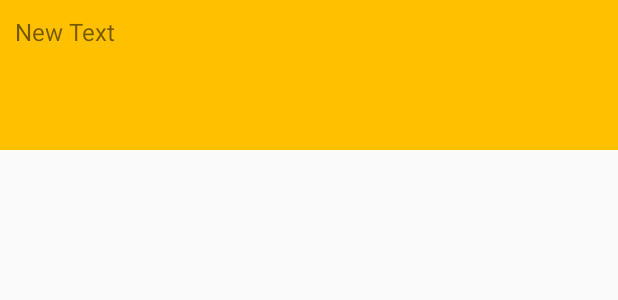
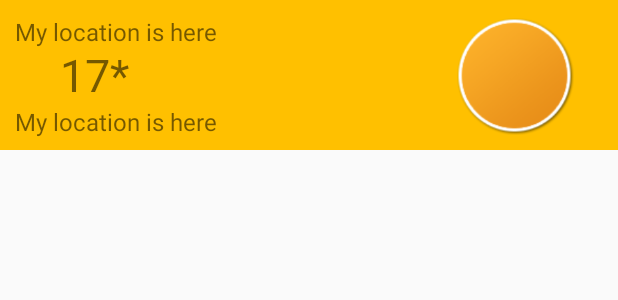
Before and after one commit to patrykmieczkowski/PartyRadar, an Android app: the layout fragment_trnql.xml on its own in the app's theme, with its tools: preview values and no code run, on a phone screen of 412 x 824 dp. Shown: the top 300 px of the screen. Run offline under Robolectric (Android 15) with nearby library versions, the phone set to English and light mode, and no system bars.

Commit message:
fixed and added gps error dialog, showing weather as images and nice text

```diff
--- a/app/src/main/AndroidManifest.xml
+++ b/app/src/main/AndroidManifest.xml
@@ -10,6 +10,8 @@
         android:name="android.hardware.camera"
         android:required="true" />
 
+    <uses-feature android:name="android.hardware.camera.autofocus" />
+
     <uses-permission android:name="android.permission.ACCESS_COARSE_LOCATION" />
     <uses-permission android:name="android.permission.ACCESS_FINE_LOCATION" />
     <uses-permission android:name="com.google.android.gms.permission.ACTIVITY_RECOGNITION" />
@@ -19,9 +21,7 @@
     <uses-permission android:name="android.permission.READ_PHONE_STATE" />
     <uses-permission android:name="android.permission.CAMERA" />
     <uses-permission android:name="android.permission.ACCESS_NETWORK_STATE" />
-    <uses-permission
-        android:name="android.permission.WRITE_EXTERNAL_STORAGE"
-        android:maxSdkVersion="18" />
+    <uses-permission android:name="android.permission.WRITE_EXTERNAL_STORAGE" />
 
 
     <application
--- a/app/src/main/res/layout/fragment_trnql.xml
+++ b/app/src/main/res/layout/fragment_trnql.xml
@@ -6,21 +6,50 @@
     android:background="@color/yellow_main"
     tools:context=".MainActivity">
 
-    <ScrollView
-        android:layout_width="match_parent"
-        android:layout_height="match_parent">
+    <TextView
+        android:id="@+id/location_text"
+        android:layout_width="wrap_content"
+        android:layout_height="wrap_content"
+        android:textSize="16sp"
+        android:layout_margin="10dp"
+        tools:text="My location is here"
+        android:layout_alignParentTop="true"
+        android:layout_alignParentLeft="true"
+        android:layout_alignParentStart="true" />
 
-        <TextView
-            android:id="@+id/textView2"
-            android:layout_width="wrap_content"
-            android:layout_height="wrap_content"
-            android:layout_alignParentLeft="true"
-            android:layout_alignParentStart="true"
-            android:layout_centerVertical="true"
-            android:layout_margin="10dp"
-            android:text="New Text"
-            android:textSize="16sp" />
+    <View
+        android:id="@+id/center_view"
+        android:layout_width="0dp"
+        android:layout_height="0dp"
+        android:layout_centerInParent="true" />
 
-    </ScrollView>
+    <ImageView
+        android:id="@+id/weather_image"
+        android:layout_width="wrap_content"
+        android:layout_height="wrap_content"
+        android:src="@drawable/w_sunny"
+        android:padding="5dp"
+        android:layout_alignParentTop="true"
+        android:layout_alignParentRight="true"
+        android:layout_alignParentEnd="true" />
+
+    <TextView
+        android:id="@+id/temperature_text"
+        android:layout_width="wrap_content"
+        android:layout_height="wrap_content"
+        android:textSize="30dp"
+        tools:text="17*"
+        android:layout_centerVertical="true"
+        android:layout_marginLeft="40dp"
+        android:layout_marginStart="40dp"/>
+
+    <TextView
+        android:id="@+id/weather_text"
+        android:layout_width="wrap_content"
+        android:layout_height="wrap_content"
+        android:textSize="16sp"
+        android:layout_below="@id/temperature_text"
+        android:layout_marginLeft="10dp"
+        tools:text="My location is here" />
 
 </RelativeLayout>
```
Also changed, not shown: app/src/main/java/com/mieczkowskidev/partyradar/Fragments/MapFragment.java (+11 -6 lines), app/src/main/java/com/mieczkowskidev/partyradar/Fragments/TrnqlFragment.java (+17 -30 lines), app/src/main/java/com/mieczkowskidev/partyradar/LoginActivity.java (+35 -17 lines), app/src/main/java/com/mieczkowskidev/partyradar/MainActivity.java (+8 -2 lines), app/src/main/java/com/mieczkowskidev/partyradar/WeatherManager.java (added, +23 -0 lines), app/src/main/res/drawable/progress_image.png, app/src/main/res/drawable/w_cloudy.png (added), app/src/main/res/drawable/w_rainy.png (added), app/src/main/res/drawable/w_sunny.png (added).
